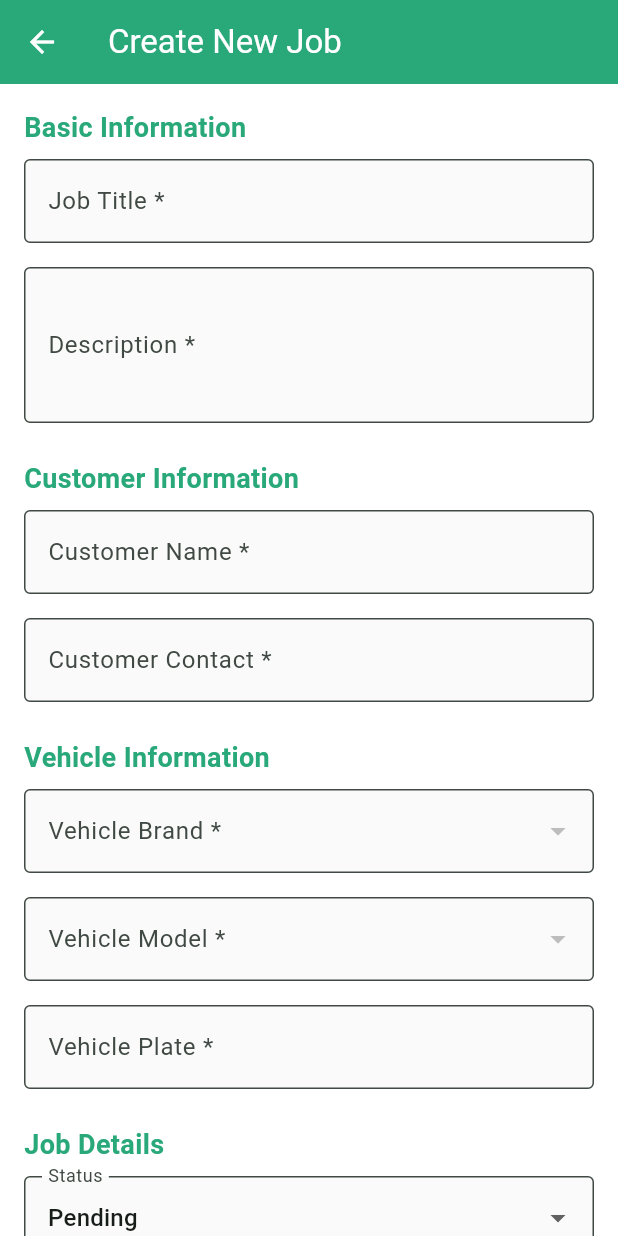
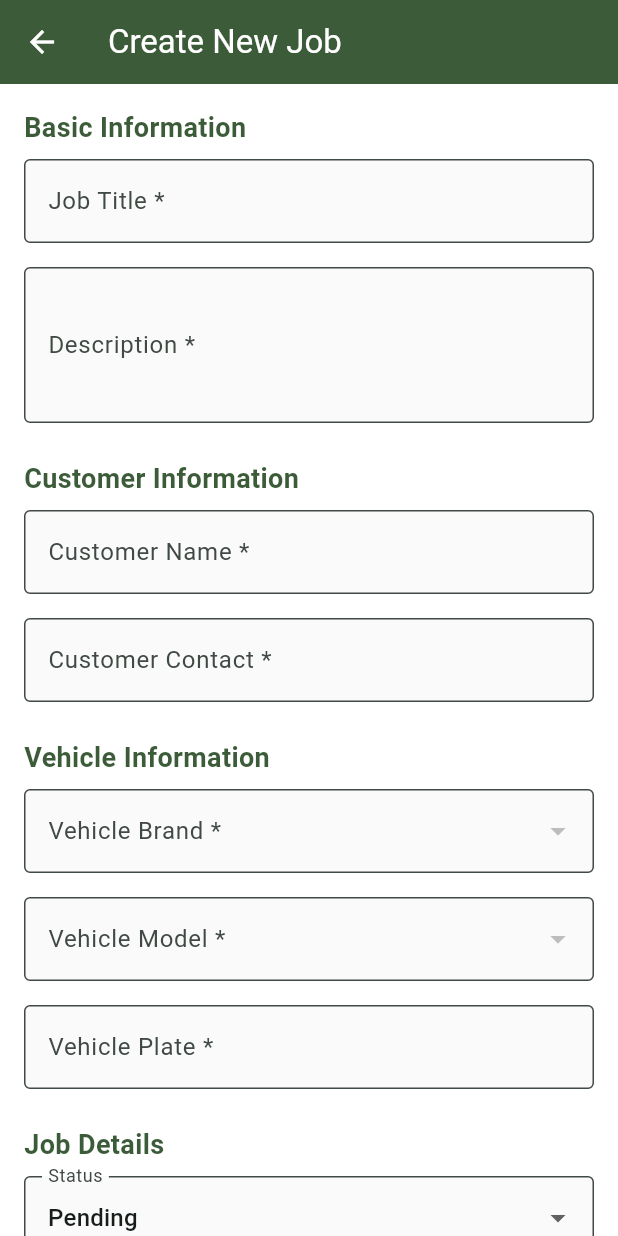
Before and after one commit to Wenkyan1227/greenstem-admin, a Flutter app: the MainNavigation screen opened by its route, item 2 of the bottom bar chosen, after a tap on the "add" icon, on a phone screen of 412 x 824 dp. Run offline on Flutter 3.47's test engine with Material 3 defaults, Android fonts, the phone set to English and light mode, and no system bars; our stand-ins replace cloud_firestore, firebase_auth, firebase_core; accounts and stored records are empty.

Commit message:
ui modify

```diff
--- a/lib/models/job.dart
+++ b/lib/models/job.dart
@@ -72,7 +72,7 @@ class Job {
               ? (data['createdDate'] as Timestamp).toDate()
               : DateTime.parse(data['createdDate']),
       imageUrl: data['imageUrl'] ?? '',
-      estimatedDuration: data['estimatedDuration'] ?? '',
+      estimatedDuration: data['estimatedDuration']?.toString() ?? '',
       customerSignature: data['customerSignature'] as String?,
       completionDate:
           data['completionDate'] != null
--- a/lib/models/service_task.dart
+++ b/lib/models/service_task.dart
@@ -38,7 +38,7 @@ class ServiceTask {
       mechanicPart: data['mechanicPart'],
       description: data['description'] ?? '',
       cost: (data['cost'] ?? 0).toDouble(),
-      estimatedDuration: data['estimatedDuration'] ?? '',
+      estimatedDuration: data['estimatedDuration']?.toString() ?? '',
       actualDuration:
           data['actualDuration'] != null
               ? Duration(seconds: data['actualDuration'])
--- a/lib/models/service_task_catalog.dart
+++ b/lib/models/service_task_catalog.dart
@@ -19,7 +19,7 @@ class ServiceTaskCatalog {
       serviceName: map['serviceName'] ?? '',
       description: map['description'] ?? '',
       cost: (map['cost'] ?? 0).toDouble(),
-      estimatedDuration: map['estimatedDuration'] ?? '',
+      estimatedDuration: map['estimatedDuration']?.toString() ?? '',
     );
   }
 
--- a/lib/screens/admin_dashboard.dart
+++ b/lib/screens/admin_dashboard.dart
@@ -20,7 +20,7 @@ class _AdminDashboardState extends State<AdminDashboard> {
     return Scaffold(
       appBar: AppBar(
         title: const Text('Dashboard'),
-        backgroundColor: const Color(0xFF29A87A),
+        backgroundColor: const Color(0xFF3C5C39),
         foregroundColor: Colors.white,
         elevation: 0,
         actions: [
@@ -46,7 +46,7 @@ class _AdminDashboardState extends State<AdminDashboard> {
               padding: const EdgeInsets.all(20),
               decoration: BoxDecoration(
                 gradient: const LinearGradient(
-                  colors: [Color(0xFF29A87A), Color(0xFF20B2AA)],
+                  colors: [Color(0xFF3C5C39), Color(0xFF20B2AA)],
                   begin: Alignment.topLeft,
                   end: Alignment.bottomRight,
                 ),
@@ -161,7 +161,7 @@ class _AdminDashboardState extends State<AdminDashboard> {
                 icon: const Icon(Icons.add),
                 label: const Text('Create New Job'),
                 style: ElevatedButton.styleFrom(
-                  backgroundColor: const Color(0xFF29A87A),
+                  backgroundColor: const Color(0xFF3C5C39),
                   foregroundColor: Colors.white,
                   padding: const EdgeInsets.symmetric(vertical: 16),
                   shape: RoundedRectangleBorder(
--- a/lib/screens/create_job_screen.dart
+++ b/lib/screens/create_job_screen.dart
@@ -751,7 +751,7 @@ class _CreateJobScreenState extends State<CreateJobScreen> {
     return Scaffold(
       appBar: AppBar(
         title: Text(widget.jobData == null ? 'Create New Job' : 'Edit Job'),
-        backgroundColor: const Color(0xFF29A87A),
+        backgroundColor: const Color(0xFF3C5C39),
         foregroundColor: Colors.white,
         elevation: 0,
       ),
@@ -1031,7 +1031,7 @@ class _CreateJobScreenState extends State<CreateJobScreen> {
                       icon: const Icon(Icons.add),
                       label: const Text('Add Service Task'),
                       style: ElevatedButton.styleFrom(
-                        backgroundColor: const Color(0xFF29A87A),
+                        backgroundColor: const Color(0xFF3C5C39),
                         foregroundColor: Colors.white,
                         padding: const EdgeInsets.symmetric(vertical: 16),
                       ),
@@ -1170,7 +1170,7 @@ class _CreateJobScreenState extends State<CreateJobScreen> {
                 child: ElevatedButton(
                   onPressed: _saveJob,
                   style: ElevatedButton.styleFrom(
-                    backgroundColor: const Color(0xFF29A87A),
+                    backgroundColor: const Color(0xFF3C5C39),
                     foregroundColor: Colors.white,
                     padding: const EdgeInsets.symmetric(vertical: 16),
                   ),
@@ -1195,7 +1195,7 @@ class _CreateJobScreenState extends State<CreateJobScreen> {
         style: const TextStyle(
           fontSize: 18,
           fontWeight: FontWeight.bold,
-          color: Color(0xFF29A87A),
+          color: Color(0xFF3C5C39),
         ),
       ),
     );
--- a/lib/screens/jobs_screen.dart
+++ b/lib/screens/jobs_screen.dart
@@ -51,7 +51,7 @@ class _JobsScreenState extends State<JobsScreen> {
     return Scaffold(
       appBar: AppBar(
         title: const Text('Jobs'),
-        backgroundColor: const Color(0xFF29A87A),
+        backgroundColor: const Color(0xFF3C5C39),
         foregroundColor: Colors.white,
         elevation: 0,
         actions: [
@@ -193,7 +193,7 @@ class _JobsScreenState extends State<JobsScreen> {
             MaterialPageRoute(builder: (context) => const CreateJobScreen()),
           );
         },
-        backgroundColor: Colors.green[600],
+        backgroundColor: const Color(0xFF3C5C39),
         child: const Icon(Icons.add, color: Colors.white),
       ),
     );
@@ -209,8 +209,8 @@ class _JobsScreenState extends State<JobsScreen> {
           _selectedStatus = status;
         });
       },
-      selectedColor: Colors.green[100],
-      checkmarkColor: Colors.green[700],
+      selectedColor: const Color(0xFF3C5C39).withOpacity(0.2),
+      checkmarkColor: const Color(0xFF3C5C39),
     );
   }
 
@@ -414,7 +414,7 @@ class _JobsScreenState extends State<JobsScreen> {
                                       const Icon(
                                         Icons.check_circle,
                                         size: 16,
-                                        color: Colors.green,
+                                        color: const Color(0xFF3C5C39),
                                       ),
                                       const SizedBox(width: 8),
                                       Expanded(
@@ -563,7 +563,7 @@ class _JobsScreenState extends State<JobsScreen> {
             content: Text(
               'Job status updated to ${newStatus.replaceAll('_', ' ')}',
             ),
-            backgroundColor: Colors.green,
+            backgroundColor:const Color(0xFF3C5C39),
           ),
         );
       }
--- a/lib/screens/main_navigation.dart
+++ b/lib/screens/main_navigation.dart
@@ -34,7 +34,7 @@ class _MainNavigationState extends State<MainNavigation> {
         },
         type: BottomNavigationBarType.fixed,
         backgroundColor: Colors.white,
-        selectedItemColor: const Color(0xFF29A87A),
+        selectedItemColor: const Color(0xFF3C5C39),
         unselectedItemColor: Colors.grey[600],
         selectedLabelStyle: const TextStyle(fontWeight: FontWeight.w600),
         unselectedLabelStyle: const TextStyle(fontWeight: FontWeight.w500),
--- a/lib/screens/mechanics_screen.dart
+++ b/lib/screens/mechanics_screen.dart
@@ -45,7 +45,7 @@ class _MechanicsScreenState extends State<MechanicsScreen>
     return Scaffold(
       appBar: AppBar(
         title: const Text('Admin Dashboard'),
-        backgroundColor: const Color(0xFF29A87A),
+        backgroundColor: const Color(0xFF3C5C39),
         foregroundColor: Colors.white,
         elevation: 0,
         bottom: TabBar(
--- a/lib/screens/parts_catalog_screen.dart
+++ b/lib/screens/parts_catalog_screen.dart
@@ -24,6 +24,8 @@ class _PartsCatalogScreenState extends State<PartsCatalogScreen> {
     return Scaffold(
       appBar: AppBar(
         title: const Text('Parts Catalog'),
+        backgroundColor: const Color(0xFF3C5C39),
+        foregroundColor: Colors.white,
         actions: [
           IconButton(
             icon: const Icon(Icons.add),
--- a/lib/widgets/working_schedule.dart
+++ b/lib/widgets/working_schedule.dart
@@ -115,7 +115,7 @@ class _WorkingScheduleWidgetState extends State<WorkingScheduleWidget> {
               children: [
                 Row(
                   children: [
-                    Icon(Icons.schedule, color: Theme.of(context).primaryColor),
+                    Icon(Icons.schedule, color: const Color(0xFF3C5C39)),
                     const SizedBox(width: 8),
                     Text(
                       "Working Schedule",
@@ -232,7 +232,7 @@ class _WorkingScheduleWidgetState extends State<WorkingScheduleWidget> {
                             fontWeight: FontWeight.w500,
                           ),
                         ),
-                        backgroundColor: Theme.of(context).primaryColor,
+                        backgroundColor: const Color(0xFF3C5C39),
                       );
                     }).toList(),
               ),
```
Also changed, not shown: lib/models/mechanic.dart (+5 -2 lines).
